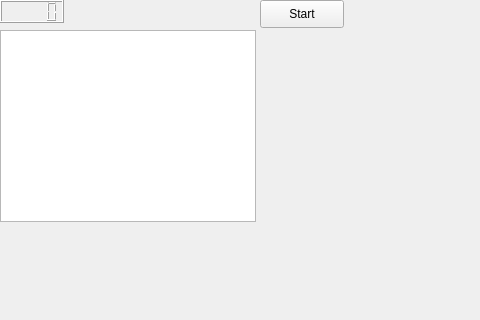
Qt form Game/windows/mainwindow.ui (PartaJere/Titta-ja-Jere) before a commit; both pictures show x 0 to 480 and y 0 to 320 of the 800 by 600 pixel window.
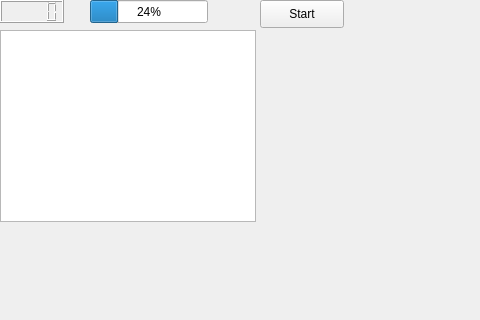
The same form after that commit.

Commit message: add hp bar

Patch:
```diff
--- a/Game/windows/mainwindow.ui
+++ b/Game/windows/mainwindow.ui
@@ -65,6 +65,19 @@
      </rect>
     </property>
    </widget>
+   <widget class="QProgressBar" name="hpBar">
+    <property name="geometry">
+     <rect>
+      <x>90</x>
+      <y>0</y>
+      <width>118</width>
+      <height>23</height>
+     </rect>
+    </property>
+    <property name="value">
+     <number>24</number>
+    </property>
+   </widget>
   </widget>
   <widget class="QMenuBar" name="menubar">
    <property name="geometry">
```
The commit also changes 2 other files.
